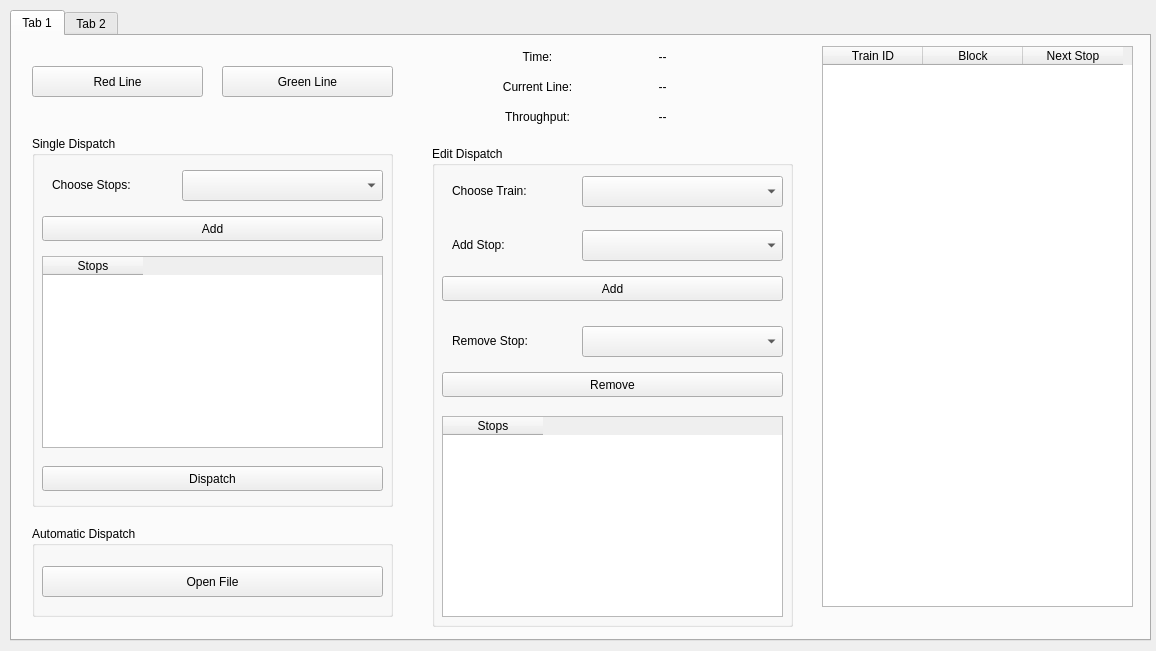
YKMorsy/Team_X_ECE_1140, file CTC_App/Iteration3/CTC.ui: the form before one commit.
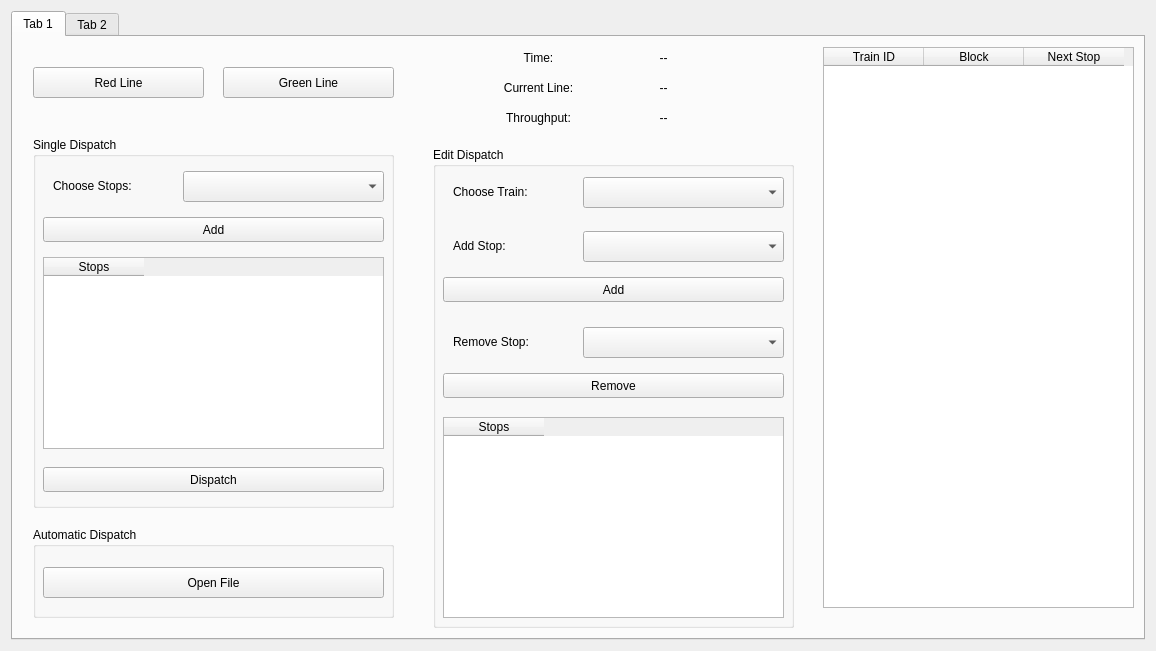
The form after the commit.

Patch:
```diff
--- a/CTC_App/Iteration3/CTC.ui
+++ b/CTC_App/Iteration3/CTC.ui
@@ -13,15 +13,9 @@
   <property name="windowTitle">
    <string>Form</string>
   </property>
+  <layout class="QGridLayout" name="gridLayout">
+   <item row="0" column="0">
   <widget class="QTabWidget" name="tabWidget">
-   <property name="geometry">
-    <rect>
-     <x>10</x>
-     <y>10</y>
-     <width>1141</width>
-     <height>631</height>
-    </rect>
-   </property>
    <property name="currentIndex">
     <number>0</number>
    </property>
@@ -1163,6 +1157,8 @@
     </widget>
    </widget>
   </widget>
+   </item>
+  </layout>
  </widget>
  <resources/>
  <connections/>
```
Lines whose indentation alone changed are shown as unchanged.
